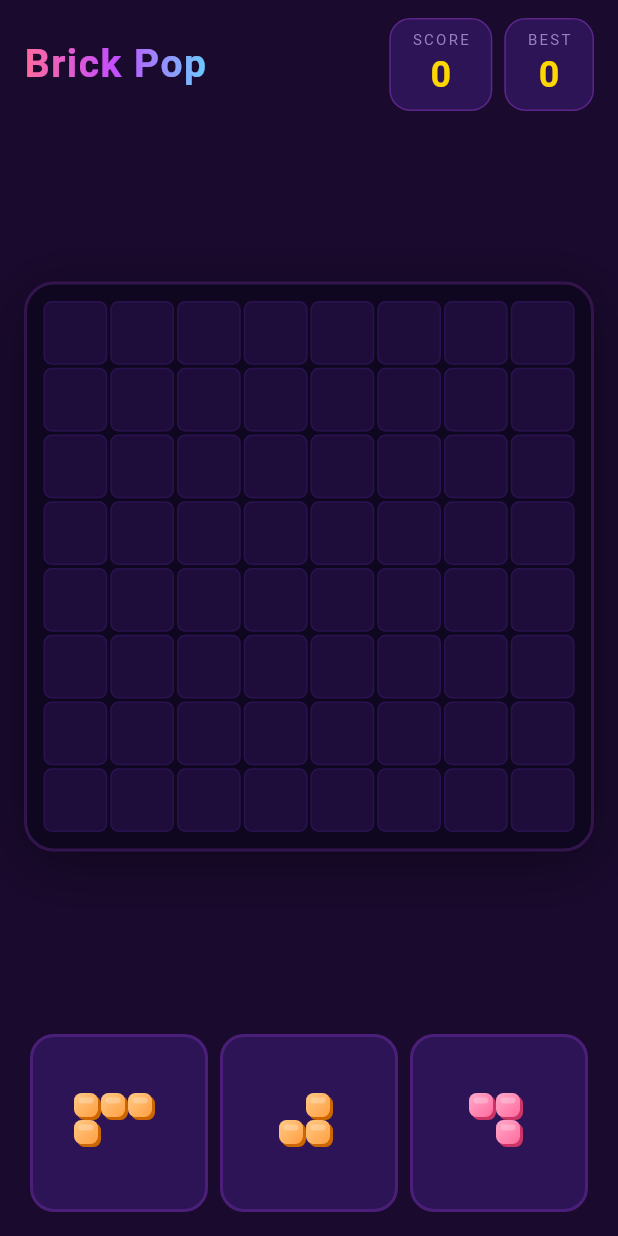
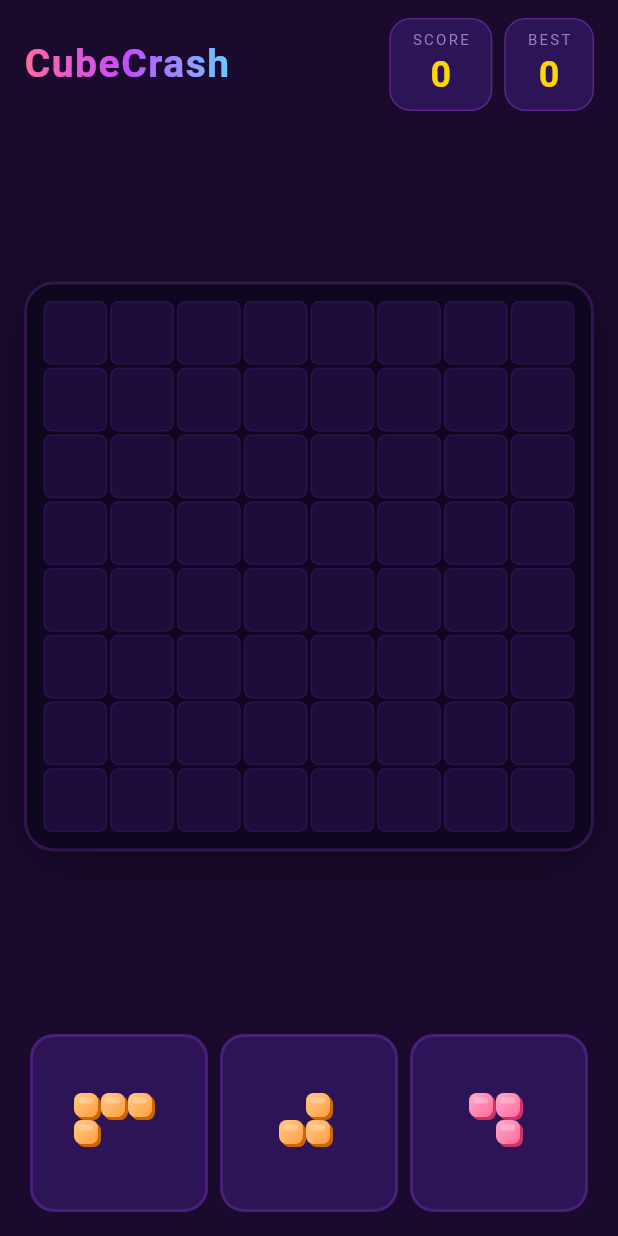
Before and after one commit to marksev/nf, a Flutter app: the screen it shows after launch, on a phone screen of 412 x 824 dp. Run offline on Flutter 3.47's test engine with Material 3 defaults, Android fonts, the phone set to English and light mode, and no system bars; our stand-ins replace audioplayers, google_mobile_ads, shared_preferences; network calls fail.

Commit message:
Rename app from Brick Pop to CubeCrash
https://claude.ai/code/session_013CkcXPatPci8ym81QkDaNk

```diff
--- a/lib/main.dart
+++ b/lib/main.dart
@@ -122,7 +122,7 @@ class BlockyBlastApp extends StatelessWidget {
   @override
   Widget build(BuildContext context) {
     return MaterialApp(
-      title: 'Brick Pop',
+      title: 'CubeCrash',
       theme: ThemeData.dark(),
       home: const GamePage(),
       debugShowCheckedModeBanner: false,
@@ -580,7 +580,7 @@ class _GamePageState extends State<GamePage> with TickerProviderStateMixin {
               colors: [kAccentColor, kAccent2Color, Color(0xFF6bcbff)],
             ).createShader(bounds),
             child: const Text(
-              'Brick Pop',
+              'CubeCrash',
               style: TextStyle(
                 fontSize: 26,
                 fontWeight: FontWeight.bold,
```
Also changed, not shown: 1 other file.
